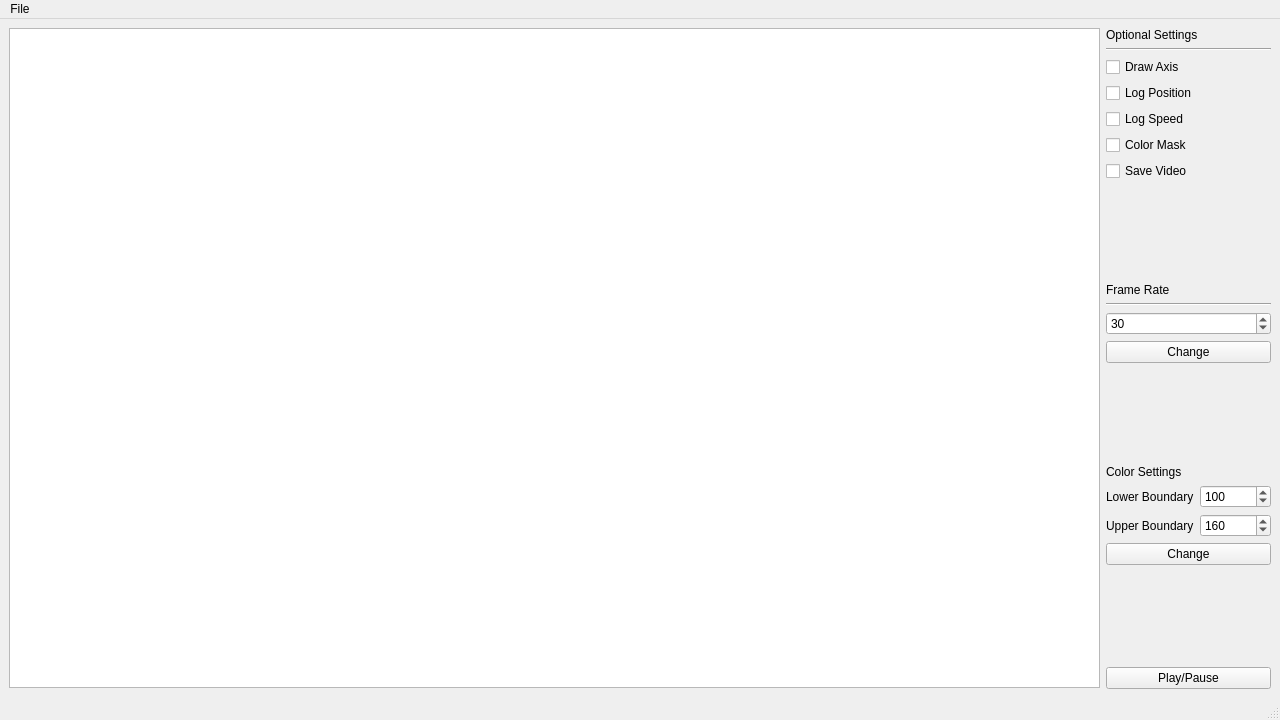
Qt form gui/interface.ui (xarmison/proj-pca) before a commit.
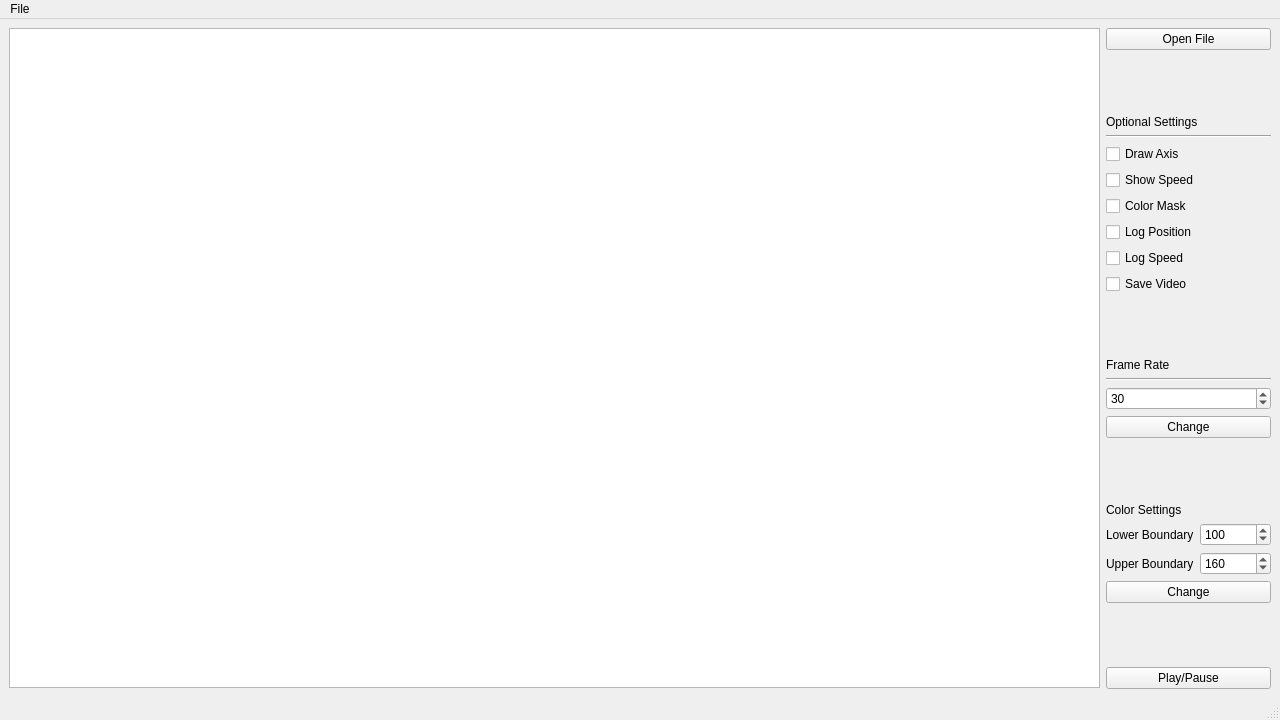
The same form after that commit.

Commit message: Qt Designer interface

```diff
--- a/gui/interface.ui
+++ b/gui/interface.ui
@@ -33,9 +33,36 @@
     </item>
     <item row="1" column="1">
      <layout class="QVBoxLayout" name="sideBar">
+      <item>
+       <layout class="QGridLayout" name="fileSettings">
+        <item row="1" column="0">
+         <widget class="QPushButton" name="openFileBtn">
+          <property name="text">
+           <string>Open File</string>
+          </property>
+          <property name="shortcut">
+           <string>Ctrl+O</string>
+          </property>
+         </widget>
+        </item>
+       </layout>
+      </item>
+      <item>
+       <spacer name="verticalSpacer_2">
+        <property name="orientation">
+         <enum>Qt::Vertical</enum>
+        </property>
+        <property name="sizeHint" stdset="0">
+         <size>
+          <width>20</width>
+          <height>40</height>
+         </size>
+        </property>
+       </spacer>
+      </item>
       <item>
        <layout class="QGridLayout" name="opitionalSettings">
-        <item row="3" column="0">
+        <item row="4" column="0">
          <widget class="QCheckBox" name="drawAxis">
           <property name="toolTip">
            <string>Draws both axis found through PCA. </string>
@@ -45,17 +72,7 @@
           </property>
          </widget>
         </item>
-        <item row="4" column="0">
-         <widget class="QCheckBox" name="logPosition">
-          <property name="toolTip">
-           <string>Creates a log file with the (x, y) position coordinates of the tracked animal.</string>
-          </property>
-          <property name="text">
-           <string>Log Position</string>
-          </property>
-         </widget>
-        </item>
-        <item row="5" column="0">
+        <item row="8" column="0">
          <widget class="QCheckBox" name="logSpeed">
           <property name="toolTip">
            <string>Creates a log file with the speed of the tracked animal.</string>
@@ -65,7 +82,17 @@
           </property>
          </widget>
         </item>
-        <item row="1" column="0">
+        <item row="7" column="0">
+         <widget class="QCheckBox" name="logPosition">
+          <property name="toolTip">
+           <string>Creates a log file with the (x, y) position coordinates of the tracked animal.</string>
+          </property>
+          <property name="text">
+           <string>Log Position</string>
+          </property>
+         </widget>
+        </item>
+        <item row="2" column="0">
          <widget class="QLabel" name="label_2">
           <property name="toolTip">
            <string>Sets the additional settings.</string>
@@ -75,17 +102,7 @@
           </property>
          </widget>
         </item>
-        <item row="6" column="0">
-         <widget class="QCheckBox" name="colorMask">
-          <property name="toolTip">
-           <string>Draws a colored mask over the detection.</string>
-          </property>
-          <property name="text">
-           <string>Color Mask</string>
-          </property>
-         </widget>
-        </item>
-        <item row="7" column="0">
+        <item row="10" column="0">
          <widget class="QCheckBox" name="saveVideo">
           <property name="toolTip">
            <string>Creates a video file with the analysis results.</string>
@@ -95,13 +112,30 @@
           </property>
          </widget>
         </item>
-        <item row="2" column="0">
+        <item row="3" column="0">
          <widget class="Line" name="line">
           <property name="orientation">
            <enum>Qt::Horizontal</enum>
           </property>
          </widget>
         </item>
+        <item row="5" column="0">
+         <widget class="QCheckBox" name="showSpeed">
+          <property name="text">
+           <string>Show Speed</string>
+          </property>
+         </widget>
+        </item>
+        <item row="6" column="0">
+         <widget class="QCheckBox" name="colorMask">
+          <property name="toolTip">
+           <string>Draws a colored mask over the detection.</string>
+          </property>
+          <property name="text">
+           <string>Color Mask</string>
+          </property>
+         </widget>
+        </item>
        </layout>
       </item>
       <item>
```
